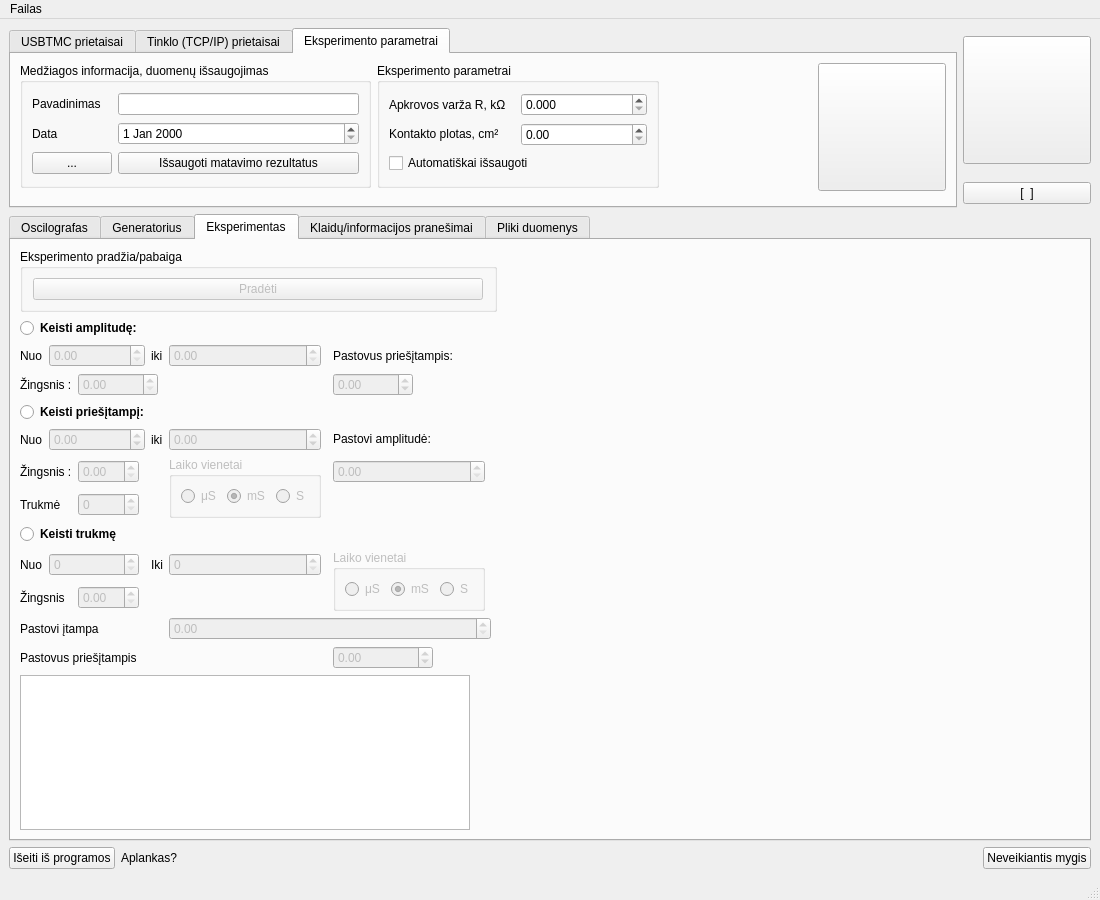
Before: the Qt Designer form UIfiles/GUIThread.ui in userIsTaken/TryUSB, drawn with Qt 5.
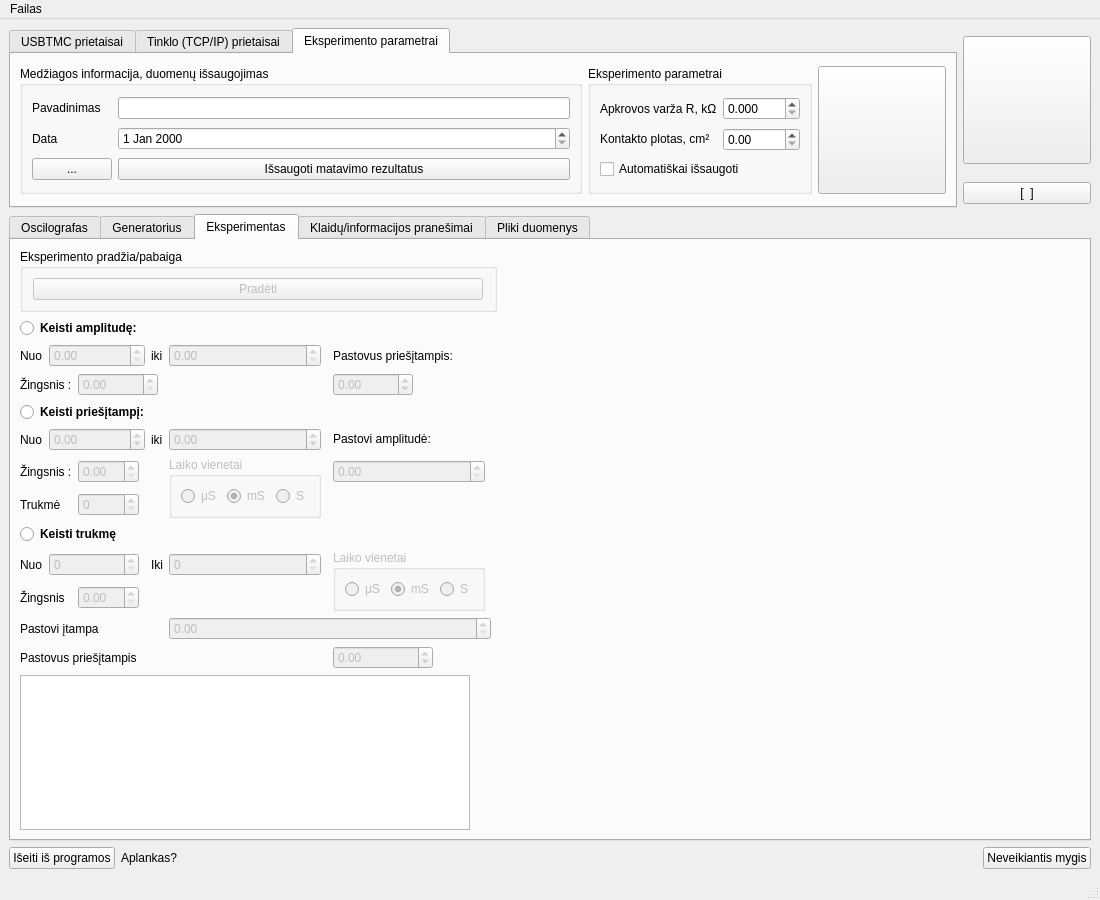
After: the same form once the commit is applied. Icons and pictures are not drawn. Custom widgets are drawn as their Qt base class.

The edit to the form file:
```diff
--- a/UIfiles/GUIThread.ui
+++ b/UIfiles/GUIThread.ui
@@ -316,15 +316,9 @@
          <attribute name="title">
           <string>Eksperimento parametrai</string>
          </attribute>
+         <layout class="QGridLayout" name="gridLayout_29">
+          <item row="0" column="0">
          <widget class="QGroupBox" name="groupBox_7">
-          <property name="geometry">
-           <rect>
-            <x>9</x>
-            <y>9</y>
-            <width>351</width>
-            <height>125</height>
-           </rect>
-          </property>
           <property name="title">
            <string>Medžiagos informacija, duomenų išsaugojimas</string>
           </property>
@@ -365,15 +359,9 @@
            </item>
           </layout>
          </widget>
+          </item>
+          <item row="0" column="1">
          <widget class="QGroupBox" name="groupBox_8">
-          <property name="geometry">
-           <rect>
-            <x>366</x>
-            <y>9</y>
-            <width>282</width>
-            <height>125</height>
-           </rect>
-          </property>
           <property name="title">
            <string>Eksperimento parametrai</string>
           </property>
@@ -424,15 +412,9 @@
            </item>
           </layout>
          </widget>
+          </item>
+          <item row="0" column="2">
          <widget class="QPushButton" name="saveRawData_button">
-          <property name="geometry">
-           <rect>
-            <x>807</x>
-            <y>9</y>
-            <width>128</width>
-            <height>128</height>
-           </rect>
-          </property>
           <property name="sizePolicy">
            <sizepolicy hsizetype="Fixed" vsizetype="Fixed">
             <horstretch>0</horstretch>
@@ -459,6 +441,8 @@
            </size>
           </property>
          </widget>
+          </item>
+         </layout>
         </widget>
        </widget>
       </item>
```
Left out of the diff: 28 changed lines with no effect on the pictures. Lines whose indentation alone changed are shown as unchanged.
